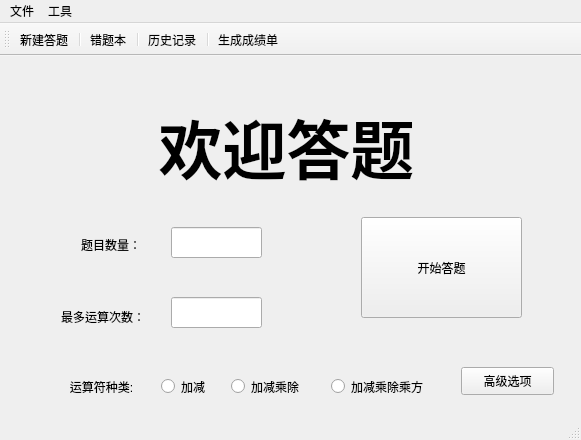
Before: the Qt Designer form homework_2/arithmetic_generation_tool_ui/mainwindow.ui in Roarcannotprogramming/homework_2, drawn with Qt 5.
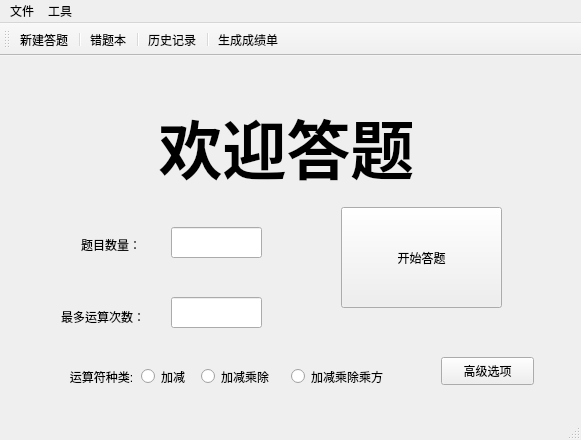
After: the same form once the commit is applied. Icons and pictures are not drawn.

```diff
--- a/homework_2/arithmetic_generation_tool_ui/mainwindow.ui
+++ b/homework_2/arithmetic_generation_tool_ui/mainwindow.ui
@@ -25,10 +25,16 @@
   <property name="windowTitle">
    <string>一刀两百题</string>
   </property>
+  <property name="styleSheet">
+   <string notr="true"/>
+  </property>
   <widget class="QWidget" name="centralWidget">
    <layout class="QGridLayout" name="gridLayout">
-    <item row="0" column="1">
+    <item row="0" column="0">
      <widget class="QStackedWidget" name="stackedWidget1">
+      <property name="styleSheet">
+       <string notr="true"/>
+      </property>
       <property name="currentIndex">
        <number>1</number>
       </property>
@@ -136,8 +142,8 @@
        <widget class="QPushButton" name="pushButton">
         <property name="geometry">
          <rect>
-          <x>350</x>
-          <y>150</y>
+          <x>330</x>
+          <y>140</y>
           <width>161</width>
           <height>101</height>
          </rect>
@@ -204,12 +210,15 @@
        <widget class="QRadioButton" name="radioButton">
         <property name="geometry">
          <rect>
-          <x>150</x>
-          <y>310</y>
+          <x>130</x>
+          <y>300</y>
           <width>115</width>
           <height>19</height>
          </rect>
         </property>
+        <property name="styleSheet">
+         <string notr="true"/>
+        </property>
         <property name="text">
          <string>加减</string>
         </property>
@@ -217,8 +226,8 @@
        <widget class="QRadioButton" name="radioButton_2">
         <property name="geometry">
          <rect>
-          <x>220</x>
-          <y>310</y>
+          <x>190</x>
+          <y>300</y>
           <width>115</width>
           <height>19</height>
          </rect>
@@ -230,8 +239,8 @@
        <widget class="QRadioButton" name="radioButton_3">
         <property name="geometry">
          <rect>
-          <x>320</x>
-          <y>310</y>
+          <x>280</x>
+          <y>300</y>
           <width>115</width>
           <height>19</height>
          </rect>
@@ -244,7 +253,7 @@
         <property name="geometry">
          <rect>
           <x>40</x>
-          <y>310</y>
+          <y>300</y>
           <width>101</width>
           <height>21</height>
          </rect>
@@ -256,8 +265,8 @@
        <widget class="QPushButton" name="pushButton_6">
         <property name="geometry">
          <rect>
-          <x>450</x>
-          <y>300</y>
+          <x>430</x>
+          <y>290</y>
           <width>93</width>
           <height>28</height>
          </rect>
@@ -275,6 +284,9 @@
           <height>121</height>
          </rect>
         </property>
+        <property name="styleSheet">
+         <string notr="true"/>
+        </property>
         <property name="text">
          <string>&lt;html&gt;&lt;head/&gt;&lt;body&gt;&lt;p align=&quot;center&quot;&gt;&lt;span style=&quot; font-size:48pt; font-weight:600;&quot;&gt;欢迎答题&lt;/span&gt;&lt;/p&gt;&lt;/body&gt;&lt;/html&gt;</string>
         </property>
```
Left out of the diff: 7 changed lines with no effect on the pictures.
